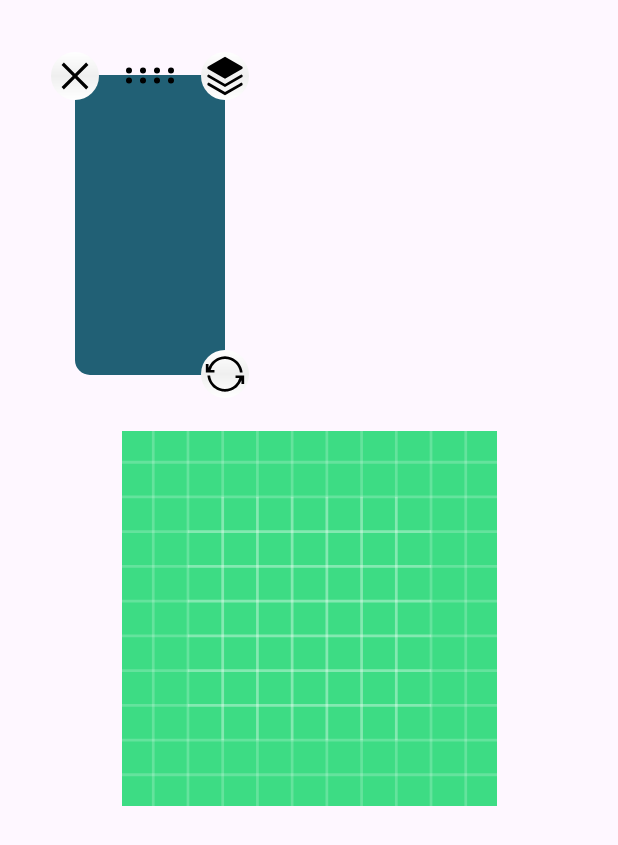
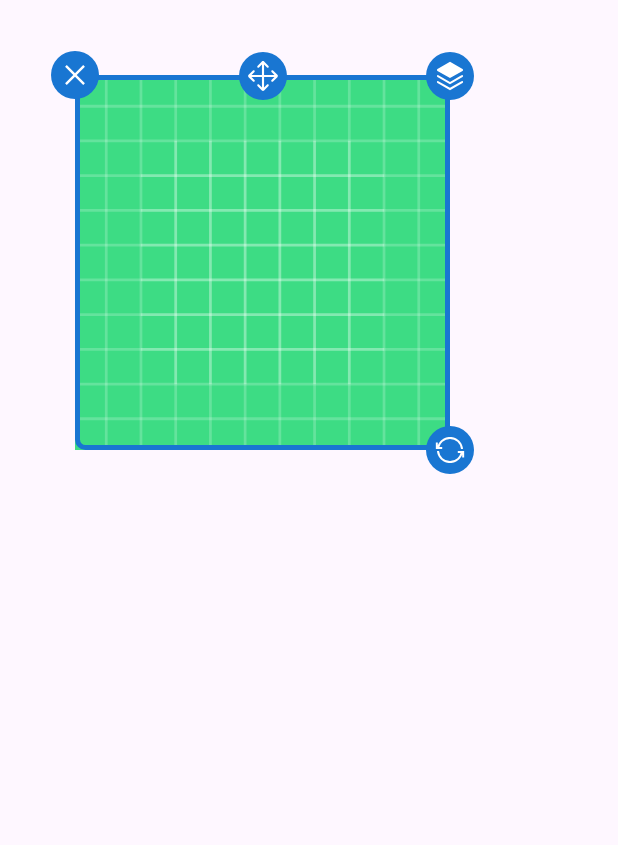
Before and after one commit to jabin-ma/ViewPlayGround, an Android app: the screen it shows after launch (MainActivity), after a tap on an icon or button, on a phone screen of 412 x 824 dp. Shown: the top 845 px of the screen. Run offline under Robolectric (Android 15) with nearby library versions, the phone set to English and light mode, and no system bars.

Commit message:
update code

```diff
--- a/constraintsticker/src/main/java/com/example/constraintsticker/ConstraintSetKt.kt
+++ b/constraintsticker/src/main/java/com/example/constraintsticker/ConstraintSetKt.kt
@@ -2,6 +2,8 @@ package com.example.constraintsticker
 
 import androidx.constraintlayout.widget.ConstraintLayout
 import androidx.constraintlayout.widget.ConstraintSet
+import kotlin.math.pow
+import kotlin.math.sqrt
 
 class ConstraintSetKt(private val layout: ConstraintLayout) : ConstraintSet() {
     init {
@@ -13,7 +15,7 @@ class ConstraintSetKt(private val layout: ConstraintLayout) : ConstraintSet() {
     }
 }
 
-fun ConstraintSetKt.withConstraint(id:Int , action: ConstraintSet.Constraint.() -> Unit) {
+fun ConstraintSetKt.withConstraint(id: Int, action: ConstraintSet.Constraint.() -> Unit) {
     getConstraint(id).action()
 }
 
@@ -21,3 +23,9 @@ fun ConstraintSetKt.beginTransaction(action: ConstraintSet.() -> Unit) {
     action()
     apply()
 }
+
+/**
+ * 对角线长度
+ */
+val ConstraintSet.Layout.diagonal: Float
+    get() = sqrt(1.0F * mWidth * mWidth + mHeight * mHeight)
--- a/constraintsticker/src/main/java/com/example/constraintsticker/StickerLayout.kt
+++ b/constraintsticker/src/main/java/com/example/constraintsticker/StickerLayout.kt
@@ -12,20 +12,12 @@ import androidx.constraintlayout.widget.ConstraintSet
 import androidx.constraintlayout.widget.ConstraintSet.Constraint
 import androidx.transition.TransitionManager
 import kotlin.math.atan2
-import kotlin.math.pow
 import kotlin.math.sqrt
 
-
-class StickerLayout : ConstraintLayout {
-
-    constructor(context: Context) : super(context)
-    constructor(context: Context, attrs: AttributeSet?) : super(context, attrs)
-    constructor(context: Context, attrs: AttributeSet?, defStyleAttr: Int) : super(
-        context,
-        attrs,
-        defStyleAttr
-    )
-
+/**
+ * 虚拟相机根图层,添加到其中的view均自动支持手动layout(由用户通过界面按钮控制)
+ */
+class StickerLayout(context: Context, attrs: AttributeSet) : ConstraintLayout(context, attrs) {
 
     private var focusedViewId: Int = NO_ID
 
@@ -60,10 +52,10 @@ class StickerLayout : ConstraintLayout {
                 }
 
                 R.id.action_move -> {
-                    view.setOnTouchListener(Move())
+                    view.setOnTouchListener(MoveAction())
                 }
 
-                R.id.action_resize -> view.setOnTouchListener(Resize())
+                R.id.action_resize -> view.setOnTouchListener(ResizeAndRotateAction())
                 else -> {
                     Log.d(TAG, "onViewAdded: ignore $view")
                 }
@@ -96,16 +88,15 @@ class StickerLayout : ConstraintLayout {
         exitEditMode()
         focusedViewId = view
         attachActionView(focusedViewId)
+        setOnClickListener {
+            exitEditMode()
+        }
     }
 
     private fun attachActionView(viewId: Int) {
         if (viewId != NO_ID) {
             constraintSet.withConstraint(viewId) {
-                val viewHeight = layout.mHeight
-                val viewWidth = layout.mWidth
-                val viewRadius = (sqrt(
-                    viewWidth.toDouble().pow(2.0) + viewHeight.toDouble().pow(2.0)
-                ) / 2).toInt() // 对角线长度的一半
+                val viewRadius = (layout.diagonal / 2).toInt() // 对角线长度的一半
                 withChild(viewId) {
                     mathCircleAngle(
                         leftTop = {
@@ -141,7 +132,7 @@ class StickerLayout : ConstraintLayout {
                 constraintSet.constrainCircle(
                     R.id.action_move,
                     viewId,
-                    viewHeight / 2,
+                    layout.mHeight / 2,
                     0f
                 )
                 constraintSet.setTranslation(
@@ -157,15 +148,6 @@ class StickerLayout : ConstraintLayout {
                 constraintSet.applyTo(this@StickerLayout)
             }
         }
-    }
-
-    private fun onActionClick(action: Int) {
-        Log.d(TAG, "onActionClick")
-    }
-
-    private fun onActionTouchEvent(view: View, event: MotionEvent): Boolean {
-        Log.d(TAG, "onControllerTouched: $view")
-        return true
     }
 
     override fun onFinishInflate() {
@@ -186,10 +168,11 @@ class StickerLayout : ConstraintLayout {
         removeView(findViewById(viewId))
     }
 
-    inner class Move : RelativeTouchListener() {
-        var viewInitialTranslationX = 0F
-        var viewInitialTranslationY = 0F
-        var targetConstraint: Constraint? = null
+
+    inner class MoveAction: RelativeTouchListener() {
+        private var viewInitialTranslationX = 0F
+        private var viewInitialTranslationY = 0F
+        private var targetConstraint: Constraint? = null
 
         override fun onDown(v: View, ev: MotionEvent): Boolean {
             targetConstraint = constraintSet.getConstraint(focusedViewId)
@@ -237,15 +220,17 @@ class StickerLayout : ConstraintLayout {
     }
 
 
-    inner class Resize : RelativeTouchListener() {
-        var viewInitialWidth = 0
-        var viewInitialHeight = 0
-        var targetConstraint: Constraint? = null
+    inner class ResizeAndRotateAction : RelativeTouchListener() {
+        private var viewInitialWidth = 0F
+        private var viewInitialHeight = 0F
+        private var viewInitialRadius = 0F
+        private var targetConstraint: Constraint? = null
 
         override fun onDown(v: View, ev: MotionEvent): Boolean {
             targetConstraint = constraintSet.getConstraint(focusedViewId)
-            viewInitialWidth = targetConstraint!!.layout.mWidth
-            viewInitialHeight = targetConstraint!!.layout.mHeight
+            viewInitialWidth = targetConstraint!!.layout.mWidth.toFloat()
+            viewInitialHeight = targetConstraint!!.layout.mHeight.toFloat()
+            viewInitialRadius = sqrt(viewInitialWidth * viewInitialWidth + viewInitialHeight * viewInitialHeight)
             return true
         }
 
@@ -257,10 +242,16 @@ class StickerLayout : ConstraintLayout {
             dx: Float,
             dy: Float
         ) {
-            withConstraint {
-                constrainHeight(focusedViewId, (viewInitialHeight + dy).toInt())
-                constrainWidth(focusedViewId, (viewInitialWidth + dx).toInt())
+            val nextWidth = viewInitialWidth + dx // 缩放后的矩形宽度
+            val nextHeight = viewInitialHeight + dy // 缩放后的矩形高度
+            val nextDistance = sqrt(nextWidth * nextWidth + nextHeight * nextHeight) // 缩放后的对角线长度
+
+            val ra = nextDistance / viewInitialRadius // 计算他们的比例
+            withConstraint {// 将对角线比例应用到长宽中
+                constrainHeight(focusedViewId, (viewInitialHeight * ra).toInt())
+                constrainWidth(focusedViewId, (viewInitialWidth * ra).toInt())
             }
+            // 操作按钮也需要跟着动. TODO 和上面的操作 合并到一次事件中 优化性能
             attachActionView(focusedViewId)
         }
 
@@ -274,12 +265,13 @@ class StickerLayout : ConstraintLayout {
             velX: Float,
             velY: Float
         ) {
-            viewInitialHeight = 0
-            viewInitialWidth = 0
+            viewInitialHeight = 0F
+            viewInitialWidth = 0F
             targetConstraint = null
         }
     }
 }
+
 
 /**
  * 标准化角度
@@ -292,14 +284,14 @@ private fun normalizeAngle(angle: Float): Float {
     return (normalizedAngle + 90) % 360
 }
 
-fun ViewGroup.withChild(id: Int, action: View.() -> Unit) {
+private fun ViewGroup.withChild(id: Int, action: View.() -> Unit) {
     findViewById<View>(id).action()
 }
 
 /**
  * 计算 view每个角相对View中心Y轴顺时针的角度
  */
-fun View.mathCircleAngle(
+private fun View.mathCircleAngle(
     leftTop: (Float) -> Unit = {},
     rightTop: (Float) -> Unit = {},
     leftBottom: (Float) -> Unit = {},
--- a/constraintsticker/src/main/java/com/example/constraintsticker/ViewSet.kt
+++ b/constraintsticker/src/main/java/com/example/constraintsticker/ViewSet.kt
@@ -1,5 +1,6 @@
 package com.example.constraintsticker
 
+import android.annotation.SuppressLint
 import android.content.Context
 import android.os.Build
 import android.util.AttributeSet
@@ -13,12 +14,7 @@ import kotlin.math.min
 import kotlin.math.sin
 
 /**
- * Layer adds the ability to move and rotate a group of views as if they were contained
- * in a viewGroup
- * **Added in 2.0**
- * Methods such as setRotation(float) rotate all views about a common center.
- * For simple visibility manipulation use Group
- *
+ * 用于集中管理一组View, 例如统一缩放、移动、旋转等,其自身Z轴低于被管理的View
  */
 class ViewSet : ConstraintHelper {
     private var mRotationCenterX = Float.NaN
@@ -51,10 +47,10 @@ class ViewSet : ConstraintHelper {
     /**
      * @param attrs
      */
+    @SuppressLint("CustomViewStyleable")
     override fun init(attrs: AttributeSet) {
         super.init(attrs)
         mUseViewMeasure = false
-        if (attrs != null) {
         val a = context.obtainStyledAttributes(
             attrs,
             R.styleable.ConstraintLayout_Layout
@@ -70,17 +66,13 @@ class ViewSet : ConstraintHelper {
         }
         a.recycle()
     }
-    }
 
     override fun onAttachedToWindow() {
         super.onAttachedToWindow()
         mContainer = parent as ConstraintLayout
         if (mApplyVisibilityOnAttach || mApplyElevationOnAttach) {
             val visibility = visibility
-            var elevation = 0f
-            if (Build.VERSION.SDK_INT >= Build.VERSION_CODES.LOLLIPOP) {
-                elevation = getElevation()
-            }
+            val elevation: Float = elevation
             for (i in 0 until mCount) {
                 val id = mIds[i]
                 val view = mContainer!!.getViewById(id)
@@ -90,8 +82,6 @@ class ViewSet : ConstraintHelper {
                     }
                     if (mApplyElevationOnAttach) {
                         if (elevation > 0
-                            && Build.VERSION.SDK_INT
-                            >= Build.VERSION_CODES.LOLLIPOP
                         ) {
                             view.translationZ += elevation
                         }
@@ -212,10 +202,10 @@ class ViewSet : ConstraintHelper {
         widget.setWidth(0)
         widget.setHeight(0)
         calcCenters()
-        val left = mComputedMinX.toInt() - paddingLeft
-        val top = mComputedMinY.toInt() - paddingTop
-        val right = mComputedMaxX.toInt() + paddingRight
-        val bottom = mComputedMaxY.toInt() + paddingBottom
+        val left = mComputedMinX.toInt() + paddingLeft
+        val top = mComputedMinY.toInt() + paddingTop
+        val right = mComputedMaxX.toInt() - paddingRight
+        val bottom = mComputedMaxY.toInt() - paddingBottom
         layout(left, top, right, bottom)
         transform()
     }
@@ -312,6 +302,8 @@ class ViewSet : ConstraintHelper {
             val shifty = m21 * dx + m22 * dy - dy + mShiftY
             view.translationX = shiftx
             view.translationY = shifty
+            super.setTranslationX(shiftx)
+            super.setTranslationY(shifty)
             view.scaleY = mScaleY
             view.scaleX = mScaleX
             if (!java.lang.Float.isNaN(mGroupRotateAngle)) {
--- a/constraintsticker/src/main/res/drawable/bg_frame.xml
+++ b/constraintsticker/src/main/res/drawable/bg_frame.xml
@@ -1,5 +1,5 @@
 <?xml version="1.0" encoding="utf-8"?>
 <shape xmlns:android="http://schemas.android.com/apk/res/android">
-    <stroke android:width="5dp" android:color="#1296DB" />
+    <stroke android:width="3dp" android:color="@color/sticker_layout_slider_color"  />
     <corners android:radius="5dp" />
 </shape>
--- a/constraintsticker/src/main/res/drawable/bg_round.xml
+++ b/constraintsticker/src/main/res/drawable/bg_round.xml
@@ -2,20 +2,15 @@
 <shape xmlns:android="http://schemas.android.com/apk/res/android"
     android:shape="oval">
     <!-- 填充颜色 -->
-    <solid android:color="#FF0000" />
+    <solid android:color="@color/sticker_layout_action_bg_color" />
     <!-- 按钮边缘半径 -->
-    <padding
-        android:bottom="1dp"
-        android:left="1dp"
-        android:right="1dp"
-        android:top="1dp" />
-
-    <gradient
-        android:angle="270"
-        android:centerColor="#EFEFEF"
-        android:endColor="#FFFFFF"
-        android:startColor="#FFFFFF" />
     <size
         android:width="100dp"
         android:height="100dp" />
+
+    <padding
+        android:bottom="5dp"
+        android:left="5dp"
+        android:right="5dp"
+        android:top="5dp" />
 </shape>
--- a/constraintsticker/src/main/res/drawable/ic_drag.xml
+++ b/constraintsticker/src/main/res/drawable/ic_drag.xml
@@ -4,6 +4,6 @@
     android:viewportWidth="1024"
     android:viewportHeight="1024">
   <path
-      android:pathData="M0,416a64,64 0,1 1,128 0,64 64,0 0,1 -128,0zM0,629.3a64,64 0,1 1,128 0,64 64,0 0,1 -128,0zM298.7,416a64,64 0,1 1,128 0,64 64,0 0,1 -128,0zM298.7,629.3a64,64 0,1 1,128 0,64 64,0 0,1 -128,0zM597.3,416a64,64 0,1 1,128 0,64 64,0 0,1 -128,0zM597.3,629.3a64,64 0,1 1,128 0,64 64,0 0,1 -128,0zM896,416a64,64 0,1 1,128 0,64 64,0 0,1 -128,0zM896,629.3a64,64 0,1 1,128 0,64 64,0 0,1 -128,0z"
-      android:fillColor="#000000"/>
+      android:pathData="M946,478.1L814.1,346.2c-12.5,-12.5 -32.8,-12.5 -45.3,0s-12.5,32.8 0,45.3L857.4,480H544V166.6l88.6,88.6c6.3,6.3 14.4,9.4 22.6,9.4s16.4,-3.1 22.6,-9.4c12.5,-12.5 12.5,-32.8 0,-45.3L545.9,78c-18.7,-18.7 -49.2,-18.7 -67.9,0L346.2,209.9c-12.5,12.5 -12.5,32.8 0,45.3s32.8,12.5 45.3,0L480,166.6V480H166.6l88.6,-88.6c12.5,-12.5 12.5,-32.8 0,-45.3s-32.8,-12.5 -45.3,0L78,478.1c-18.7,18.7 -18.7,49.2 0,67.9l131.9,131.9c12.5,12.5 32.8,12.5 45.3,0 6.3,-6.3 9.4,-14.4 9.4,-22.6s-3.1,-16.4 -9.4,-22.6L166.6,544H480v313.4l-88.6,-88.6c-12.5,-12.5 -32.8,-12.5 -45.3,0s-12.5,32.8 0,45.3l131.9,131.9c18.7,18.7 49.2,18.7 67.9,0l131.9,-131.9c12.5,-12.5 12.5,-32.8 0,-45.3 -6.3,-6.3 -14.4,-9.4 -22.6,-9.4s-16.4,3.1 -22.6,9.4L544,857.4V544h313.4l-88.6,88.6c-6.3,6.3 -9.4,14.4 -9.4,22.6s3.1,16.4 9.4,22.6c12.5,12.5 32.8,12.5 45.3,0l131.9,-131.9c18.7,-18.7 18.7,-49.2 -0,-67.9z"
+      android:fillColor="#333333"/>
 </vector>
--- a/constraintsticker/src/main/res/layout/activity_main.xml
+++ b/constraintsticker/src/main/res/layout/activity_main.xml
@@ -5,7 +5,6 @@
     android:id="@+id/main"
     android:layout_width="match_parent"
     android:layout_height="match_parent"
-    android:clipChildren="false"
     tools:context=".MainActivity">
 
     <ImageView
@@ -23,56 +22,59 @@
         android:id="@+id/target2"
         android:layout_width="250dp"
         android:layout_height="250dp"
+        android:layout_marginStart="50dp"
+        android:layout_marginTop="50dp"
         android:src="@drawable/ic_launcher_background"
-        app:layout_constraintBottom_toBottomOf="parent"
-        app:layout_constraintEnd_toEndOf="parent"
         app:layout_constraintStart_toStartOf="parent"
         app:layout_constraintTop_toTopOf="parent" />
 
+
+    <com.example.constraintsticker.ViewSet
+        android:id="@+id/action_widget_pack"
+        android:layout_width="0dp"
+        android:layout_height="0dp"
+        android:background="@drawable/bg_frame"
+        android:padding="@dimen/sticker_layout_action_viewset_padding"
+        android:visibility="gone"
+        app:constraint_referenced_ids="action_delete,action_resize,action_pin,action_move" />
+
     <com.example.constraintsticker.Action
         android:id="@id/action_delete"
-        android:layout_width="32dp"
-        android:layout_height="32dp"
+        android:layout_width="@dimen/sticker_layout_action_icon_size"
+        android:layout_height="@dimen/sticker_layout_action_icon_size"
         android:background="@drawable/bg_round"
         android:scaleType="fitXY"
         android:src="@drawable/ic_close"
+        android:tint="@color/sticker_layout_action_tint_color"
         app:layout_constraintCircle="@id/target" />
 
     <com.example.constraintsticker.Action
         android:id="@id/action_resize"
-        android:layout_width="32dp"
-        android:layout_height="32dp"
+        android:layout_width="@dimen/sticker_layout_action_icon_size"
+        android:layout_height="@dimen/sticker_layout_action_icon_size"
         android:background="@drawable/bg_round"
         android:scaleType="fitXY"
         android:src="@drawable/ic_resize"
+        android:tint="@color/sticker_layout_action_tint_color"
         app:layout_constraintCircle="@id/target" />
 
     <com.example.constraintsticker.Action
         android:id="@id/action_pin"
-        android:layout_width="32dp"
-        android:layout_height="32dp"
+        android:layout_width="@dimen/sticker_layout_action_icon_size"
+        android:layout_height="@dimen/sticker_layout_action_icon_size"
         android:background="@drawable/bg_round"
         android:scaleType="fitXY"
         android:src="@drawable/ic_toplevel"
+        android:tint="@color/sticker_layout_action_tint_color"
         app:layout_constraintCircle="@id/target" />
 
     <com.example.constraintsticker.Action
         android:id="@id/action_move"
-        android:layout_width="32dp"
-        android:layout_height="32dp"
+        android:layout_width="@dimen/sticker_layout_action_icon_size"
+        android:layout_height="@dimen/sticker_layout_action_icon_size"
+        android:background="@drawable/bg_round"
         android:scaleType="fitXY"
         android:src="@drawable/ic_drag"
+        android:tint="@color/sticker_layout_action_tint_color"
         app:layout_constraintCircle="@id/target" />
-
-    <com.example.constraintsticker.ViewSet
-        android:id="@+id/action_widget_pack"
-        android:layout_width="wrap_content"
-        android:layout_height="wrap_content"
-        android:visibility="gone"
-        app:constraint_referenced_ids="action_delete,action_resize,action_pin,action_move" />
-
-    <com.example.constraintsticker.ConstraintSticker
-        android:id="@+id/helperrrr"
-        android:layout_width="wrap_content"
-        android:layout_height="wrap_content"/>
 </com.example.constraintsticker.StickerLayout>
--- /dev/null
+++ b/constraintsticker/src/main/res/values/sticker_layout_colors.xml
@@ -0,0 +1,6 @@
+<?xml version="1.0" encoding="utf-8"?>
+<resources>
+    <color name="sticker_layout_slider_color">#1976D2</color>
+    <color name="sticker_layout_action_bg_color">#1976D2</color>
+    <color name="sticker_layout_action_tint_color">#FFFFFF</color>
+</resources>
--- /dev/null
+++ b/constraintsticker/src/main/res/values/sticker_layout_values.xml
@@ -0,0 +1,5 @@
+<?xml version="1.0" encoding="utf-8"?>
+<resources>
+    <dimen name="sticker_layout_action_icon_size" >32dp</dimen>
+    <dimen name="sticker_layout_action_viewset_padding" >16dp</dimen>
+</resources>
--- a/constraintsticker/src/main/res/values/themes.xml
+++ b/constraintsticker/src/main/res/values/themes.xml
@@ -5,5 +5,7 @@
         <!-- <item name="colorPrimary">@color/my_light_primary</item> -->
     </style>
 
-    <style name="Theme.PlayGround" parent="Base.Theme.PlayGround" />
+    <style name="Theme.PlayGround" parent="Base.Theme.PlayGround">
+        <item name="android:windowFullscreen">true</item>
+    </style>
 </resources>
```
Also changed, not shown: constraintsticker/src/main/res/drawable/ic_drag2.xml (added, +9 -0 lines). Lines whose indentation alone changed are shown as unchanged.
